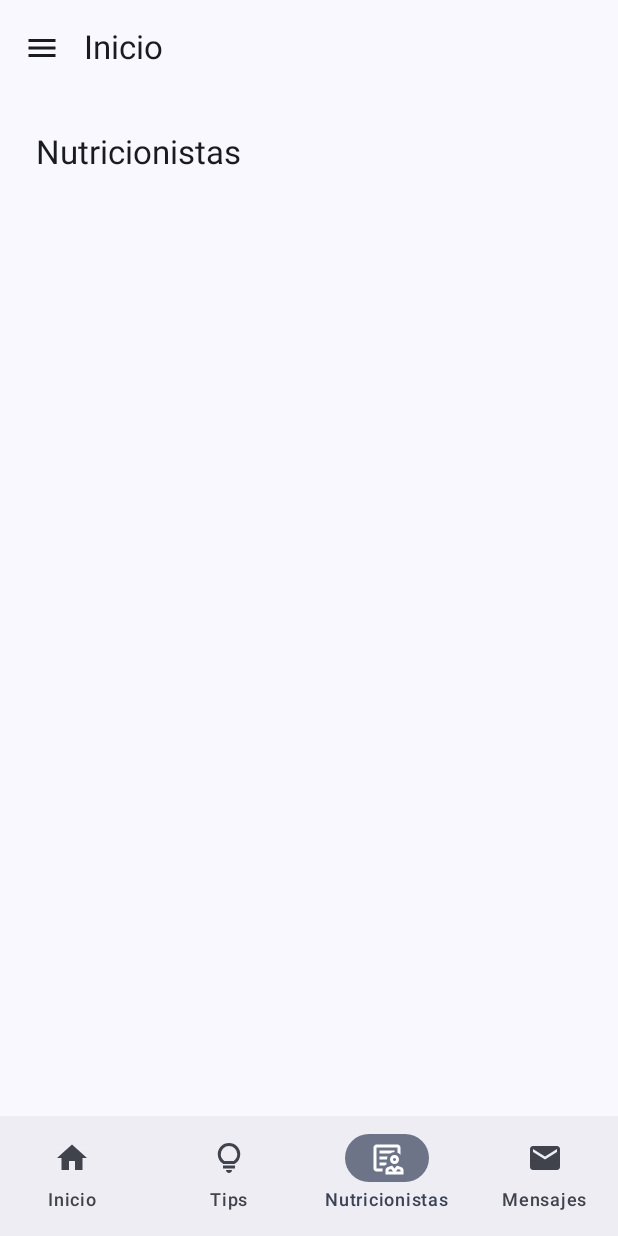
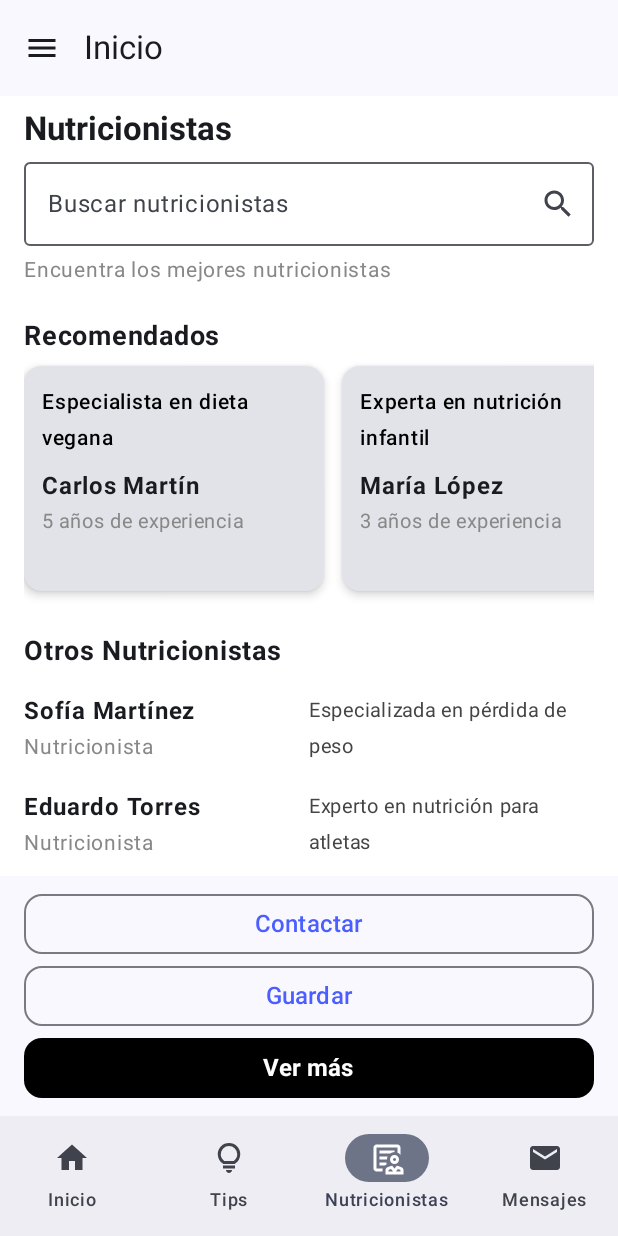
Before and after one commit to G2-Aplicaciones-Moviles/Native-Frontend, an Android app built with Jetpack Compose: the composable HomeNavHost shown on its own in the app's theme, item 3 of the bottom bar chosen, on a phone screen of 412 x 824 dp. Run offline under Robolectric (Android 15) with nearby library versions, the phone set to English and light mode, and no system bars.

Commit message:
feat: Add NutritionistsScreen view

```diff
--- a/app/src/main/java/pe/edu/upc/jameofit/home/presentation/navigation/HomeNavHost.kt
+++ b/app/src/main/java/pe/edu/upc/jameofit/home/presentation/navigation/HomeNavHost.kt
@@ -12,6 +12,7 @@ import androidx.compose.material3.Text
 import androidx.compose.ui.Modifier
 import androidx.compose.foundation.layout.padding
 import androidx.compose.ui.unit.dp
+import pe.edu.upc.jameofit.nutritionists.presentation.view.NutritionistsScreen
 
 @Composable
 fun HomeNavHost(
@@ -78,7 +79,7 @@ fun HomeNavHost(
             }
             composable(HomeRoute.TIPS) { PlaceholderScreen("Tips saludables") }
             composable(HomeRoute.MESSAGES) { PlaceholderScreen("Mensajes") }
-            composable(HomeRoute.NUTRITIONISTS) { PlaceholderScreen("Nutricionistas") }
+            composable(HomeRoute.NUTRITIONISTS) { NutritionistsScreen() }
             composable(DrawerRoute.PROFILE) { PlaceholderScreen("Perfil") }
             composable(DrawerRoute.SETTINGS) { PlaceholderScreen("Ajustes") }
             composable(TrackingRoute.MEAL_ACTIVITY) {
--- /dev/null
+++ b/app/src/main/java/pe/edu/upc/jameofit/nutritionists/presentation/view/NutritionistsScreen.kt
@@ -0,0 +1,195 @@
+package pe.edu.upc.jameofit.nutritionists.presentation.view
+
+import androidx.compose.foundation.Image
+import androidx.compose.foundation.background
+import androidx.compose.foundation.layout.*
+import androidx.compose.foundation.lazy.LazyColumn
+import androidx.compose.foundation.lazy.LazyRow
+import androidx.compose.foundation.lazy.items
+import androidx.compose.material.icons.Icons
+import androidx.compose.material.icons.filled.Search
+import androidx.compose.material3.*
+import androidx.compose.runtime.*
+import androidx.compose.ui.Alignment
+import androidx.compose.ui.Modifier
+import androidx.compose.ui.graphics.Color
+import androidx.compose.ui.res.painterResource
+import androidx.compose.ui.text.font.FontWeight
+import androidx.compose.ui.text.style.TextOverflow
+import androidx.compose.ui.unit.dp
+import androidx.compose.ui.unit.sp
+import pe.edu.upc.jameofit.R
+
+data class Nutritionist(
+    val name: String,
+    val specialty: String,
+    val experience: String
+)
+
+@Composable
+fun NutritionistsScreen() {
+    var searchText by remember { mutableStateOf("") }
+
+    val recommended = listOf(
+        Nutritionist("Carlos Martín", "Especialista en dieta vegana", "5 años de experiencia"),
+        Nutritionist("María López", "Experta en nutrición infantil", "3 años de experiencia")
+    )
+
+    val others = listOf(
+        Nutritionist("Sofía Martínez", "Especializada en pérdida de peso", ""),
+        Nutritionist("Eduardo Torres", "Experto en nutrición para atletas", "")
+    )
+
+    Scaffold(
+        modifier = Modifier.fillMaxSize(),
+        bottomBar = {
+            // 🔹 Barra inferior fija
+            Column(
+                modifier = Modifier
+                    .fillMaxWidth()
+                    .padding(horizontal = 16.dp, vertical = 8.dp),
+                horizontalAlignment = Alignment.CenterHorizontally
+            ) {
+                OutlinedButton(
+                    onClick = { /* TODO contactar */ },
+                    modifier = Modifier
+                        .fillMaxWidth()
+                        .height(48.dp)
+                        .padding(vertical = 4.dp),
+                    shape = MaterialTheme.shapes.medium,
+                    colors = ButtonDefaults.outlinedButtonColors(
+                        contentColor = Color(0xFF4B5EFF)
+                    )
+                ) {
+                    Text("Contactar", fontSize = 16.sp, fontWeight = FontWeight.SemiBold)
+                }
+
+                OutlinedButton(
+                    onClick = { /* TODO guardar */ },
+                    modifier = Modifier
+                        .fillMaxWidth()
+                        .height(48.dp)
+                        .padding(vertical = 4.dp),
+                    shape = MaterialTheme.shapes.medium,
+                    colors = ButtonDefaults.outlinedButtonColors(
+                        contentColor = Color(0xFF4B5EFF)
+                    )
+                ) {
+                    Text("Guardar", fontSize = 16.sp, fontWeight = FontWeight.SemiBold)
+                }
+
+                Button(
+                    onClick = { /* TODO ver más */ },
+                    modifier = Modifier
+                        .fillMaxWidth()
+                        .height(48.dp)
+                        .padding(vertical = 4.dp),
+                    shape = MaterialTheme.shapes.medium,
+                    colors = ButtonDefaults.buttonColors(
+                        containerColor = Color.Black,
+                        contentColor = Color.White
+                    )
+                ) {
+                    Text("Ver más", fontSize = 16.sp, fontWeight = FontWeight.Bold)
+                }
+            }
+        }
+    ) { paddingValues ->
+        // 🔹 Contenido desplazable (scrollable)
+        LazyColumn(
+            modifier = Modifier
+                .padding(paddingValues)
+                .fillMaxSize()
+                .background(Color.White)
+                .padding(horizontal = 16.dp)
+        ) {
+            item {
+                Text(
+                    text = "Nutricionistas",
+                    style = MaterialTheme.typography.titleLarge,
+                    fontWeight = FontWeight.Bold,
+                    modifier = Modifier.padding(vertical = 8.dp)
+                )
+
+                OutlinedTextField(
+                    value = searchText,
+                    onValueChange = { searchText = it },
+                    placeholder = { Text("Buscar nutricionistas") },
+                    trailingIcon = { Icon(Icons.Default.Search, contentDescription = "Buscar") },
+                    modifier = Modifier.fillMaxWidth()
+                )
+
+                Text(
+                    text = "Encuentra los mejores nutricionistas",
+                    fontSize = 14.sp,
+                    color = Color.Gray,
+                    modifier = Modifier.padding(top = 4.dp, bottom = 12.dp)
+                )
+
+                Text(
+                    text = "Recomendados",
+                    fontSize = 18.sp,
+                    fontWeight = FontWeight.Bold,
+                    modifier = Modifier.padding(vertical = 8.dp)
+                )
+
+                LazyRow(horizontalArrangement = Arrangement.spacedBy(12.dp)) {
+                    items(recommended) { nut ->
+                        Card(
+                            modifier = Modifier
+                                .width(200.dp)
+                                .height(150.dp),
+                            elevation = CardDefaults.cardElevation(4.dp)
+                        ) {
+                            Column(
+                                modifier = Modifier.padding(12.dp),
+                                verticalArrangement = Arrangement.SpaceBetween
+                            ) {
+                                Text(
+                                    text = nut.specialty,
+                                    fontWeight = FontWeight.SemiBold,
+                                    fontSize = 14.sp,
+                                    color = Color.Black
+                                )
+                                Spacer(Modifier.height(8.dp))
+                                Text(text = nut.name, fontWeight = FontWeight.Bold)
+                                Text(text = nut.experience, fontSize = 13.sp, color = Color.Gray)
+                            }
+                        }
+                    }
+                }
+
+                Spacer(Modifier.height(20.dp))
+                Text(
+                    text = "Otros Nutricionistas",
+                    fontSize = 18.sp,
+                    fontWeight = FontWeight.Bold,
+                    modifier = Modifier.padding(vertical = 8.dp)
+                )
+            }
+
+            items(others) { nut ->
+                Row(
+                    modifier = Modifier
+                        .fillMaxWidth()
+                        .padding(vertical = 8.dp),
+                    verticalAlignment = Alignment.CenterVertically,
+                    horizontalArrangement = Arrangement.SpaceBetween
+                ) {
+                    Column(modifier = Modifier.weight(1f)) {
+                        Text(text = nut.name, fontWeight = FontWeight.Bold)
+                        Text(text = "Nutricionista", fontSize = 14.sp, color = Color.Gray)
+                    }
+                    Text(
+                        text = nut.specialty,
+                        fontSize = 13.sp,
+                        color = Color.DarkGray,
+                        modifier = Modifier.weight(1f)
+                    )
+                }
+            }
+
+            item { Spacer(Modifier.height(80.dp)) } // espacio final por la bottomBar
+        }
+    }
+}
```
